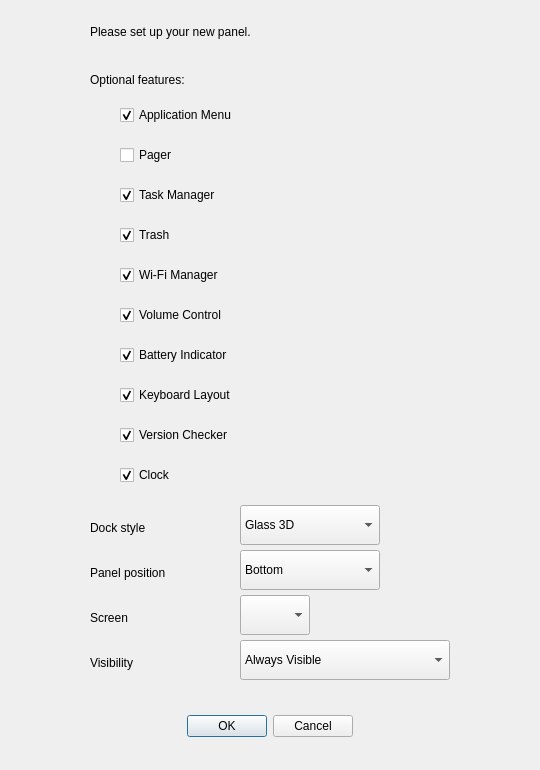
Old version of the form src/view/add_panel_dialog.ui in the repository dangvd/crystal-dock.
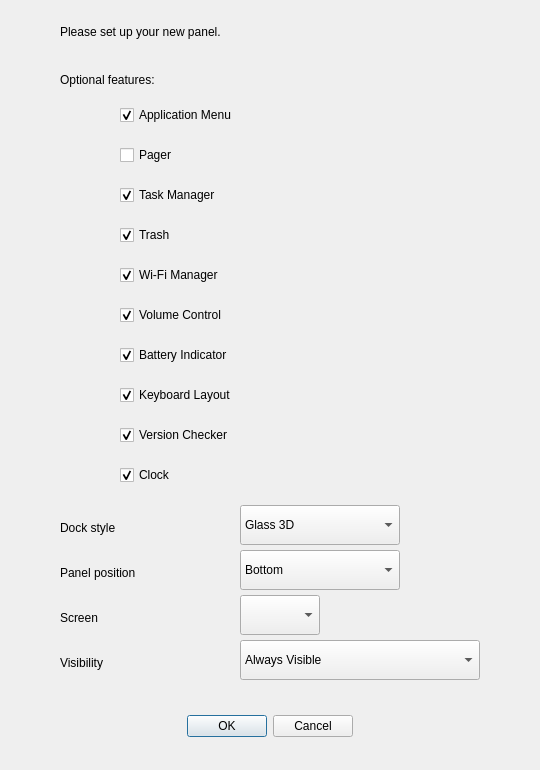
New version of the form.

Commit message: Fixes some UI bugs in Add Panel Dialog #217

```diff
--- a/src/view/add_panel_dialog.ui
+++ b/src/view/add_panel_dialog.ui
@@ -35,9 +35,9 @@
   <widget class="QLabel" name="positionLabel">
    <property name="geometry">
     <rect>
-     <x>90</x>
+     <x>60</x>
      <y>560</y>
-     <width>141</width>
+     <width>160</width>
      <height>26</height>
     </rect>
    </property>
@@ -50,7 +50,7 @@
     <rect>
      <x>240</x>
      <y>550</y>
-     <width>140</width>
+     <width>160</width>
      <height>40</height>
     </rect>
    </property>
@@ -81,9 +81,9 @@
   <widget class="QLabel" name="screenLabel">
    <property name="geometry">
     <rect>
-     <x>90</x>
+     <x>60</x>
      <y>605</y>
-     <width>141</width>
+     <width>160</width>
      <height>26</height>
     </rect>
    </property>
@@ -96,7 +96,7 @@
     <rect>
      <x>240</x>
      <y>595</y>
-     <width>70</width>
+     <width>80</width>
      <height>40</height>
     </rect>
    </property>
@@ -104,7 +104,7 @@
   <widget class="QLabel" name="componentsLabel">
    <property name="geometry">
     <rect>
-     <x>90</x>
+     <x>60</x>
      <y>68</y>
      <width>351</width>
      <height>23</height>
@@ -149,9 +149,9 @@
   <widget class="QLabel" name="headerLabel">
    <property name="geometry">
     <rect>
-     <x>90</x>
+     <x>60</x>
      <y>20</y>
-     <width>361</width>
+     <width>400</width>
      <height>23</height>
     </rect>
    </property>
@@ -194,9 +194,9 @@
   <widget class="QLabel" name="styleLabel">
    <property name="geometry">
     <rect>
-     <x>90</x>
+     <x>60</x>
      <y>515</y>
-     <width>141</width>
+     <width>160</width>
      <height>26</height>
     </rect>
    </property>
@@ -209,7 +209,7 @@
     <rect>
      <x>240</x>
      <y>505</y>
-     <width>140</width>
+     <width>160</width>
      <height>40</height>
     </rect>
    </property>
@@ -333,9 +333,9 @@
   <widget class="QLabel" name="visibilityLabel">
    <property name="geometry">
     <rect>
-     <x>90</x>
+     <x>60</x>
      <y>650</y>
-     <width>141</width>
+     <width>160</width>
      <height>26</height>
     </rect>
    </property>
@@ -348,7 +348,7 @@
     <rect>
      <x>240</x>
      <y>640</y>
-     <width>210</width>
+     <width>240</width>
      <height>40</height>
     </rect>
    </property>
```
The commit also changes 4 other files.
